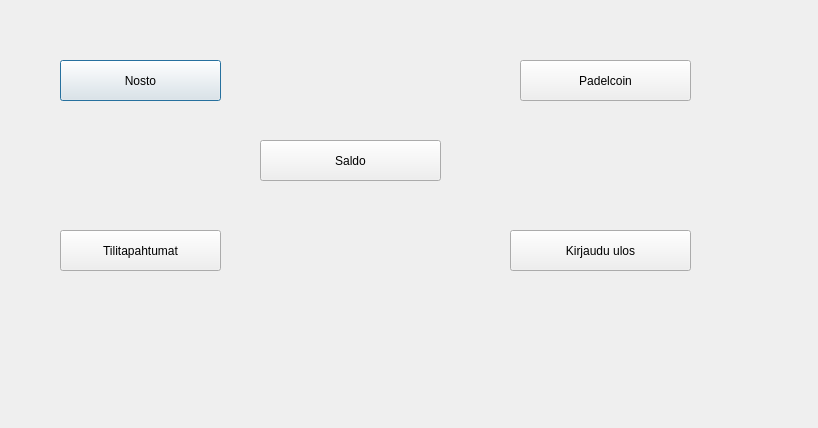
Qt form bankautomat/Valikko.ui (tvt21kmo-bank-project/group_3) before a commit.
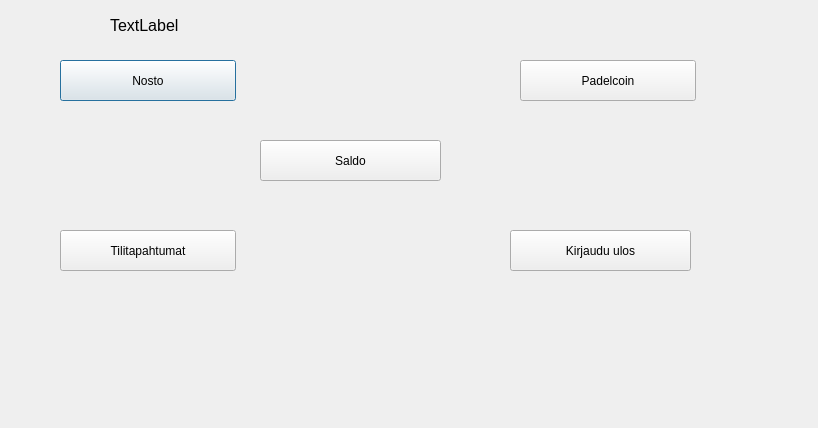
The same form after that commit.

The edit to the form file:
```diff
--- a/bankautomat/Valikko.ui
+++ b/bankautomat/Valikko.ui
@@ -18,7 +18,7 @@
     <rect>
      <x>60</x>
      <y>60</y>
-     <width>161</width>
+     <width>176</width>
      <height>41</height>
     </rect>
    </property>
@@ -56,7 +56,7 @@
     <rect>
      <x>60</x>
      <y>230</y>
-     <width>161</width>
+     <width>176</width>
      <height>41</height>
     </rect>
    </property>
@@ -94,7 +94,7 @@
     <rect>
      <x>520</x>
      <y>60</y>
-     <width>171</width>
+     <width>176</width>
      <height>41</height>
     </rect>
    </property>
@@ -203,6 +203,24 @@
     <string>Kirjaudu ulos</string>
    </property>
   </widget>
+  <widget class="QLabel" name="lblTervehdys">
+   <property name="geometry">
+    <rect>
+     <x>110</x>
+     <y>10</y>
+     <width>581</width>
+     <height>31</height>
+    </rect>
+   </property>
+   <property name="font">
+    <font>
+     <pointsize>12</pointsize>
+    </font>
+   </property>
+   <property name="text">
+    <string>TextLabel</string>
+   </property>
+  </widget>
  </widget>
  <resources/>
  <connections/>
```
Left out of the diff: 8 changed lines with no effect on the pictures.
